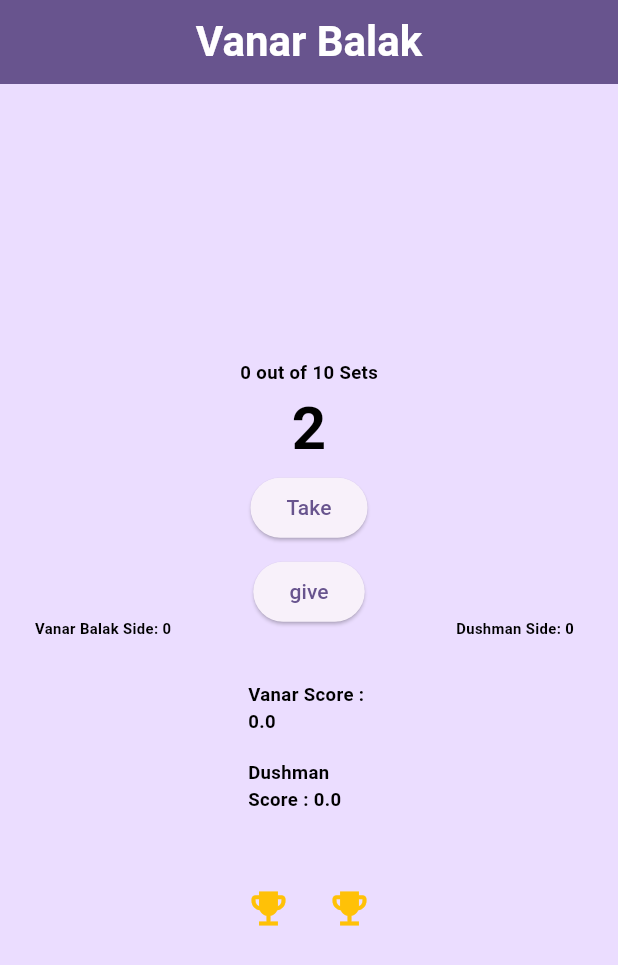
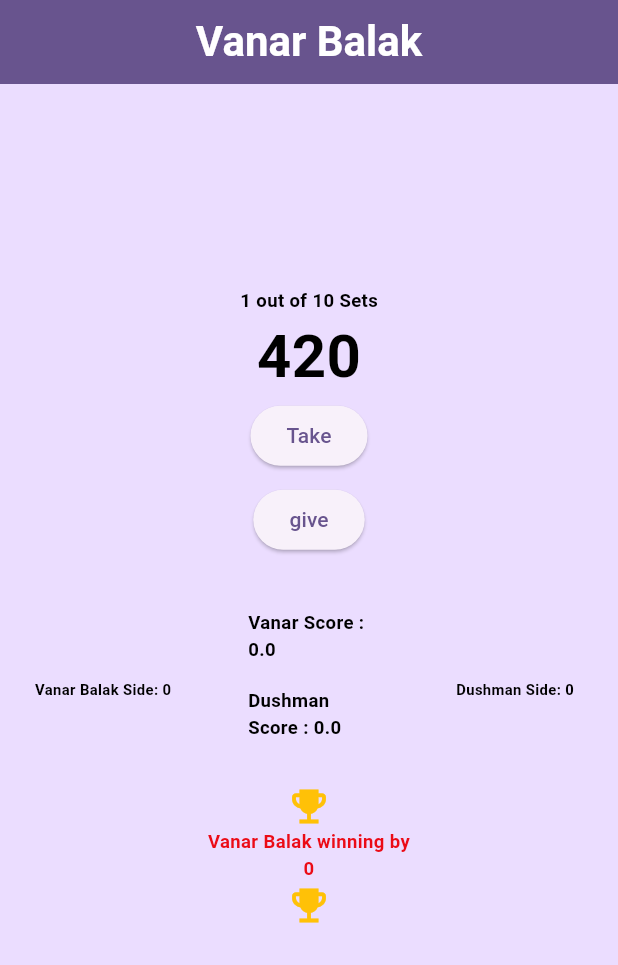
Before and after one commit to dheeraj2595/VanarBalak, a Flutter app: the screen it shows after launch, on a phone screen of 412 x 824 dp. Shown: the top 965 px of the screen. Run offline on Flutter 3.47's test engine with Material 3 defaults, Android fonts, the light colour scheme and no system bars.

Commit message:
Updated the UI and fixed the glitches in computer turn logic. Added a win screen with reset button. Game is now polished for android play and feels more natural with coputer side playing slowly.

```diff
--- a/lib/main.dart
+++ b/lib/main.dart
@@ -11,8 +11,8 @@ void main() {
 class gameState extends ChangeNotifier {
   int computerSide = 0;
   int vanarBalakSide = 0;
-  int masterNumber = 2;
-  int totalSet = 0;
+  int masterNumber;
+  int totalSet = 1;
   int setNumber = 0;
   double vanarScore = 0;
   double computerScore = 0;
@@ -26,6 +26,9 @@ class gameState extends ChangeNotifier {
   List<String> moveHistory = []; // V for vanar and C for computer
   List<String> vanarNumberAdded = [];
   List<String> computerNumberAdded = [];
+  int setVictoryMargin = 0;
+
+  gameState() : masterNumber = Random().nextInt(1000);
 
   final Random random = Random();
   double bellLike({int samples = 6}) {
@@ -51,10 +54,14 @@ class gameState extends ChangeNotifier {
   }
 
   void computerPlay() {
-    if (masterNumber >= 500) {
+    if (masterNumber >= 500 && computerDigit < 5) {
       giveNumber();
       updateMasterNumber();
-    } else if (masterNumber < 500) {
+    } else if (masterNumber < 500 && vanarBalakDigit < 5) {
+      takeNumber();
+      updateMasterNumber();
+    } else {
+      giveNumber();
       takeNumber();
       updateMasterNumber();
     }
@@ -71,6 +78,7 @@ class gameState extends ChangeNotifier {
         vanarScore = vanarScore + 0.5;
         computerScore = computerScore + 0.5;
       }
+      setVictoryMargin = vanarBalakSide - computerSide;
       computerSide = 0;
       vanarBalakSide = 0;
       setNumber = 0;
@@ -85,7 +93,7 @@ class gameState extends ChangeNotifier {
   }
 
   void winnerSystem() {
-    if (totalSet > 9) {
+    if (totalSet > 10) {
       if (vanarScore > computerScore) {
         winnerVanar = 1;
         winStatement =
@@ -106,16 +114,16 @@ class gameState extends ChangeNotifier {
     if (winnerVanar == 1 || winnerComputer == 1 || winnerBoth == 1) {
       computerSide = 0;
       vanarBalakSide = 0;
-      masterNumber = 2;
-      totalSet = 0;
+      masterNumber = 0;
+      totalSet = 1;
       setNumber = 0;
       vanarScore = 0;
       computerScore = 0;
+      vanarBalakDigit = 0;
+      computerDigit = 0;
       winnerVanar = 0;
       winnerComputer = 0;
       winnerBoth = 0;
-      vanarBalakDigit = 0;
-      computerDigit = 0;
       notifyListeners();
     }
   }
@@ -158,7 +166,17 @@ class MyApp extends StatelessWidget {
           bodyMedium: TextStyle(color: Color.fromARGB(255, 0, 0, 0)),
         ),
       ),
-      home: MyHomePage(),
+      home: Consumer<gameState>(
+        builder: (context, game, _) {
+          if (game.winnerVanar == 1 ||
+              game.winnerComputer == 1 ||
+              game.winnerBoth == 1) {
+            return const winnerPage();
+          } else {
+            return MyHomePage();
+          }
+        },
+      ),
     );
   }
 }
@@ -176,6 +194,7 @@ class _MyHomePageState extends State<MyHomePage> {
 
   Widget build(BuildContext context) {
     final theme = Theme.of(context);
+
     return Scaffold(
       appBar: AppBar(
         title: Text(
@@ -225,16 +244,15 @@ class randomNumber extends StatelessWidget {
     final game = context.watch<gameState>();
     if (game.setNumber.isOdd) {
       game.isComputerTurn = true;
-      Future.delayed(Duration(milliseconds: 500), () {
+      Future.delayed(Duration(milliseconds: 1500), () {
         context.read<gameState>().computerPlay();
       });
     } else {
       game.isComputerTurn = false;
     }
-    Future.delayed(Duration(milliseconds: 500), () {
+    Future.delayed(Duration(milliseconds: 1500), () {
       context.read<gameState>().setSystem();
       context.read<gameState>().winnerSystem();
-      context.read<gameState>().resetGame();
     });
 
     return Column(
@@ -308,18 +326,20 @@ class randomNumber extends StatelessWidget {
             ],
           ),
         ),
-        Padding(
-          padding: const EdgeInsets.all(20.0),
-          child: Wrap(
+        Column(
+          children: [
+            Wrap(
               alignment: WrapAlignment.center,
               runAlignment: WrapAlignment.center,
               children: [
                 Icon(Icons.emoji_events, color: Colors.amber, size: 30),
-              SizedBox(width: 10),
+                SizedBox(height: 30),
+                if (game.vanarBalakSide - game.computerSide >= 0)
                   Text(
-                '${game.winStatement}',
+                    'Vanar Balak winning by ${game.vanarBalakSide - game.computerSide}',
+                    textAlign: TextAlign.center,
                     style: TextStyle(
-                  fontSize: 15,
+                      fontSize: MediaQuery.of(context).size.width * 0.03,
                       fontWeight: FontWeight.bold,
                       fontStyle: FontStyle.normal,
                       foreground: Paint()
@@ -328,10 +348,45 @@ class randomNumber extends StatelessWidget {
                         ..color = const Color.fromARGB(255, 235, 11, 22),
                     ),
                   ),
-              SizedBox(width: 10),
+                if (game.vanarBalakSide - game.computerSide < 0)
+                  Text(
+                    'Vanar Balak loosing by ${game.computerSide - game.vanarBalakSide}',
+                    textAlign: TextAlign.center,
+                    style: TextStyle(
+                      fontSize: MediaQuery.of(context).size.width * 0.03,
+                      fontWeight: FontWeight.bold,
+                      fontStyle: FontStyle.normal,
+                      foreground: Paint()
+                        ..style = PaintingStyle.fill
+                        ..strokeWidth = 5
+                        ..color = const Color.fromARGB(255, 235, 11, 22),
+                    ),
+                  ),
+
+                SizedBox(height: 30),
                 Icon(Icons.emoji_events, color: Colors.amber, size: 30),
+                SizedBox(height: 100),
+                if (game.setVictoryMargin > 0)
+                  Text(
+                    'set ${game.totalSet - 1} won by Vanar Balak',
+                    textAlign: TextAlign.center,
+                    style: TextStyle(
+                      fontSize: MediaQuery.of(context).size.width * 0.03,
+                      fontWeight: FontWeight.bold,
+                    ),
+                  ),
+                if (game.setVictoryMargin < 0)
+                  Text(
+                    'Set ${game.totalSet - 1} won by Vanar Balak',
+                    textAlign: TextAlign.center,
+                    style: TextStyle(
+                      fontSize: MediaQuery.of(context).size.width * 0.03,
+                      fontWeight: FontWeight.bold,
+                    ),
+                  ),
               ],
             ),
+          ],
         ),
       ],
     );
@@ -354,9 +409,9 @@ class vanarBalakNumber extends StatelessWidget {
         mainAxisAlignment: MainAxisAlignment.center,
         children: [
           SizedBox(
-            height: MediaQuery.of(context).size.height * 0.05,
+            height: MediaQuery.of(context).size.height * 0.15,
             child: ListView(
-              scrollDirection: Axis.horizontal,
+              scrollDirection: Axis.vertical,
               children: [
                 ...List.generate(
                   context.watch<gameState>().vanarNumberAdded.length,
@@ -438,9 +493,9 @@ class ComputerNumber extends StatelessWidget {
         mainAxisAlignment: MainAxisAlignment.center,
         children: [
           SizedBox(
-            height: MediaQuery.of(context).size.height * 0.05,
+            height: MediaQuery.of(context).size.height * 0.15,
             child: ListView(
-              scrollDirection: Axis.horizontal,
+              scrollDirection: Axis.vertical,
               children: [
                 ...List.generate(
                   context.watch<gameState>().computerNumberAdded.length,
@@ -509,3 +564,38 @@ class ComputerNumber extends StatelessWidget {
     );
   }
 }
+
+class winnerPage extends StatelessWidget {
+  const winnerPage({super.key});
+
+  @override
+  Widget build(BuildContext context) {
+    final theme = Theme.of(context);
+    final winText = context.read<gameState>().winStatement;
+    return Scaffold(
+      body: Column(
+        mainAxisAlignment: MainAxisAlignment.center,
+        children: [
+          Container(
+            width: double.infinity,
+            color: theme.colorScheme.primaryContainer,
+            child: Text(
+              winText,
+              textAlign: TextAlign.center,
+              style: TextStyle(
+                fontWeight: FontWeight.bold,
+                fontSize: MediaQuery.of(context).size.width * 0.10,
+              ),
+            ),
+          ),
+          ElevatedButton(
+            onPressed: () {
+              context.read<gameState>().resetGame();
+            },
+            child: Text("Reset"),
+          ),
+        ],
+      ),
+    );
+  }
+}
```
Lines whose indentation alone changed are shown as unchanged.
